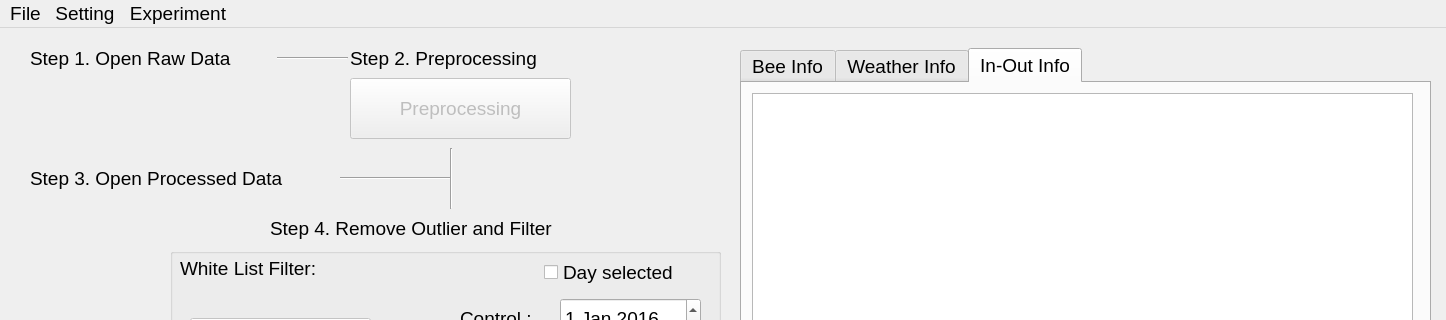
This is dataprocesswindow.ui in jefftsai8049/In-hive_Honey_Bee_Monitoring_System as Qt 5 draws it before an edit; both pictures show x 0 to 1446 and y 0 to 320 of the 1446 by 787 pixel window. The edited form follows.
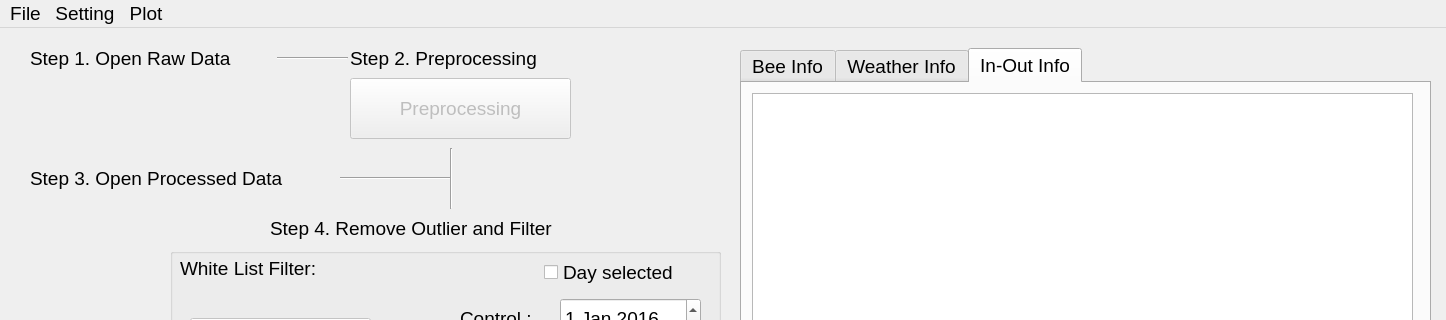
This is the edited form. Custom widgets are drawn as their Qt base class.

Patch:
```diff
--- a/dataprocesswindow.ui
+++ b/dataprocesswindow.ui
@@ -511,7 +511,7 @@
      <x>0</x>
      <y>0</y>
      <width>1446</width>
-     <height>21</height>
+     <height>25</height>
     </rect>
    </property>
    <widget class="QMenu" name="menuFile">
@@ -534,7 +534,7 @@
    </widget>
    <widget class="QMenu" name="menuExperiment">
     <property name="title">
-     <string>Experiment</string>
+     <string>Plot</string>
     </property>
    </widget>
    <addaction name="menuFile"/>
```
Left out of the diff: 19 changed lines with no effect on the pictures.
